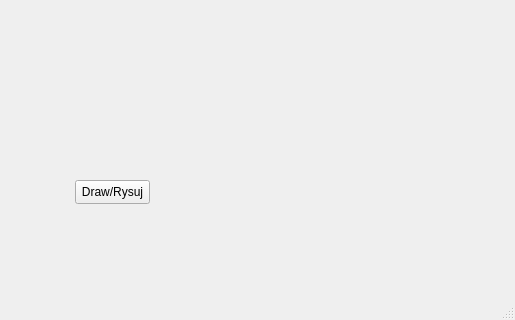
Qt form Calorimetry/mainwindow.ui (pgogoWro/CalorimetryQT) before a commit; both pictures show x 285 to 800 and y 280 to 600 of the 800 by 600 pixel window.
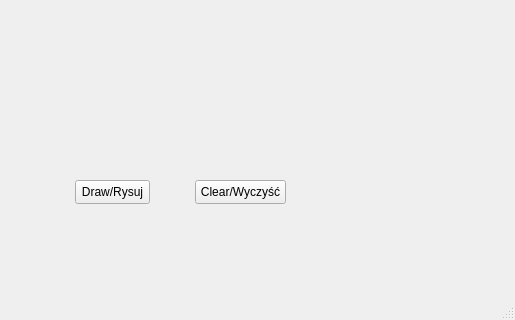
The same form after that commit. Custom widgets are drawn as their Qt base class.

Commit message: Random curve doesnt working, add/clear curve working

```diff
--- a/Calorimetry/mainwindow.ui
+++ b/Calorimetry/mainwindow.ui
@@ -37,6 +37,19 @@
      </rect>
     </property>
    </widget>
+   <widget class="QPushButton" name="clearCurve">
+    <property name="geometry">
+     <rect>
+      <x>480</x>
+      <y>460</y>
+      <width>91</width>
+      <height>24</height>
+     </rect>
+    </property>
+    <property name="text">
+     <string>Clear/Wyczyść</string>
+    </property>
+   </widget>
   </widget>
   <widget class="QMenuBar" name="menubar">
    <property name="geometry">
```
The commit also changes 20 other files.
